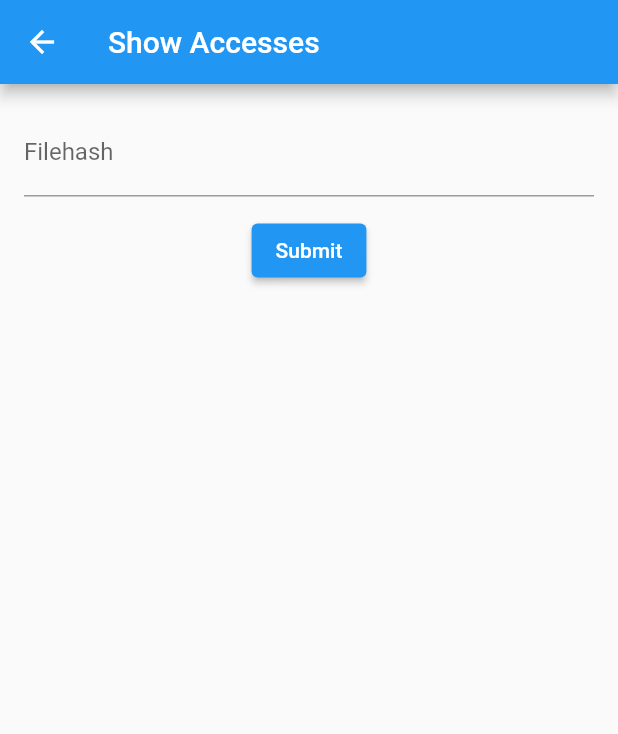
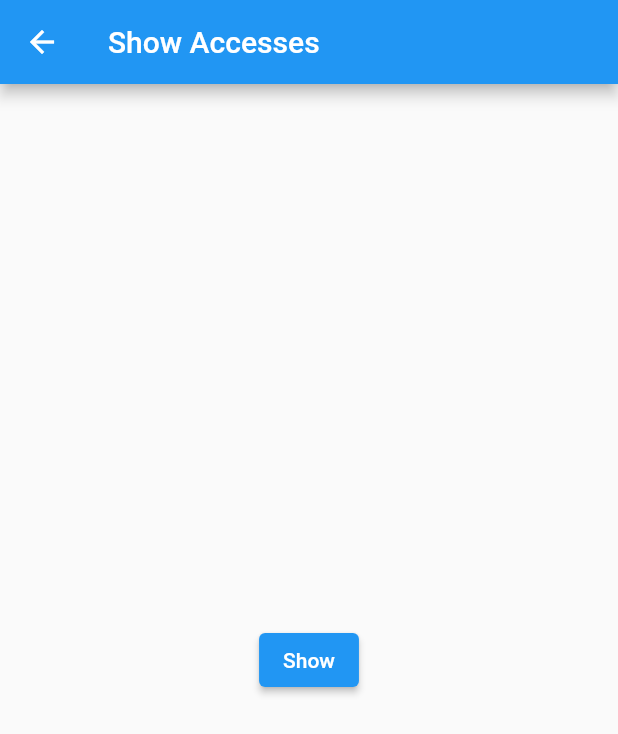
Before and after one commit to razvanabagiu89/Medical_Policy_dApp, a Flutter app: the ShowAccessesScreen screen opened directly, on a phone screen of 412 x 824 dp. Shown: the top 734 px of the screen. Run offline on Flutter 3.47's test engine with Material 2 defaults, Android fonts, the phone set to English and light mode, and no system bars; our stand-ins replace file_picker, hex; missing offline and left inert: flutter_web3; accounts and stored records are empty.

Commit message:
show access done in FE

```diff
--- a/frontend/lib/show_access.dart
+++ b/frontend/lib/show_access.dart
@@ -1,55 +1,52 @@
 import 'package:flutter/material.dart';
+import 'package:http/http.dart' as http;
+import 'dart:convert';
+import 'user_provider.dart';
+import 'metamask_provider.dart';
+import 'package:provider/provider.dart';
+import 'package:flutter_web3/flutter_web3.dart';
+import 'utils.dart';
+import "package:hex/hex.dart";
 
-class ShowAccessesScreen extends StatefulWidget {
-  @override
-  _ShowAccessesScreenState createState() => _ShowAccessesScreenState();
+class ShowAccessesScreen extends StatelessWidget {
+  const ShowAccessesScreen({Key? key}) : super(key: key);
+
+  Future<void> _showAccesses(BuildContext context) async {
+    final userModel = context.read<UserProvider>();
+    final patientId = userModel.getUserID();
+    ////////////////////////// backend //////////////////////////
+    final url = 'http://localhost:5000/api/patient/$patientId/all_policies';
+    final response = await http.get(
+      Uri.parse(url),
+      headers: <String, String>{
+        'Content-Type': 'application/json',
+      },
+    );
+
+    if (response.statusCode == 200) {
+      Navigator.pop(context);
+      print("Show access successfully");
+      print(response.body);
+    } else {
+      print("Error: ${response.body}");
     }
-
-class _ShowAccessesScreenState extends State<ShowAccessesScreen> {
-  final _formKey = GlobalKey<FormState>();
-  final TextEditingController _fileHashController = TextEditingController();
-
-  @override
-  void dispose() {
-    _fileHashController.dispose();
-    super.dispose();
   }
-
-  Future<void> _showAccesses(BuildContext context) async {}
 
   @override
   Widget build(BuildContext context) {
     return Scaffold(
-      appBar: AppBar(
-        title: Text('Show Accesses'),
-      ),
-      body: Form(
-        key: _formKey,
-        child: Padding(
-          padding: EdgeInsets.all(16.0),
+      appBar: AppBar(title: const Text('Show Accesses')),
+      body: Center(
         child: Column(
+          mainAxisAlignment: MainAxisAlignment.center,
           children: [
-              TextFormField(
-                controller: _fileHashController,
-                decoration: InputDecoration(labelText: 'Filehash'),
-                validator: (value) {
-                  if (value == null || value.isEmpty) {
-                    return 'Please enter a filehash';
-                  }
-                  return null;
-                },
-              ),
-              SizedBox(height: 12.0),
             ElevatedButton(
               onPressed: () async {
-                  if (_formKey.currentState!.validate()) {
                 await _showAccesses(context);
-                  }
               },
-                child: Text('Submit'),
+              child: const Text('Show'),
             ),
           ],
-          ),
         ),
       ),
     );
```
Also changed, not shown: 2 other files. Lines whose indentation alone changed are shown as unchanged.
